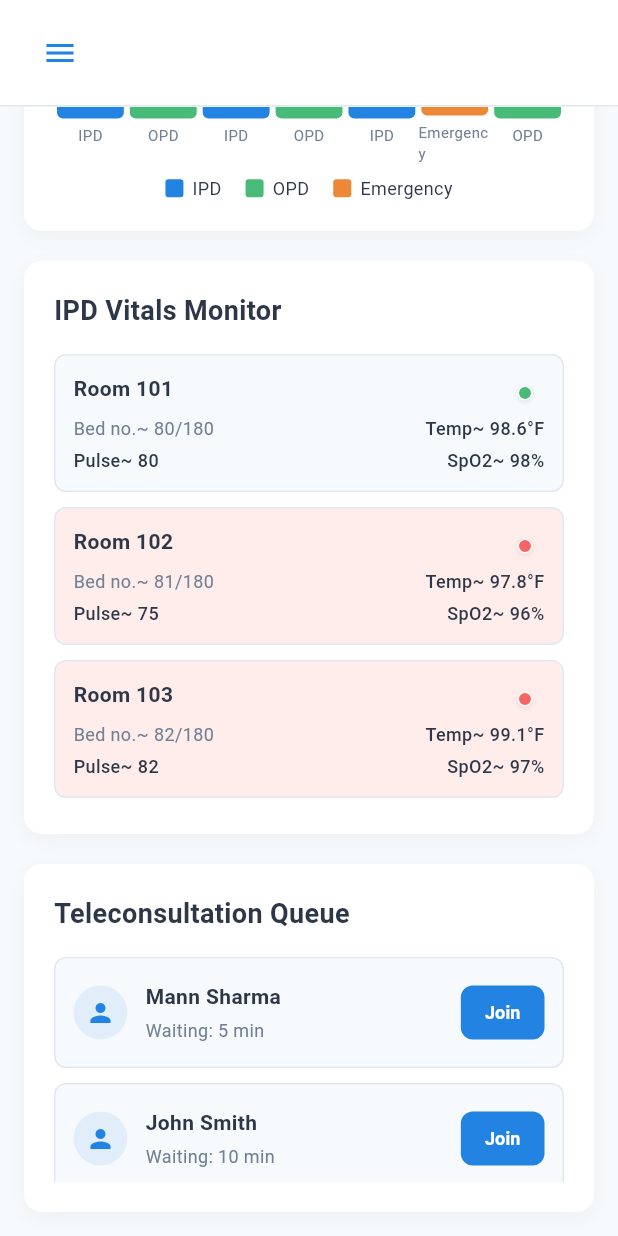
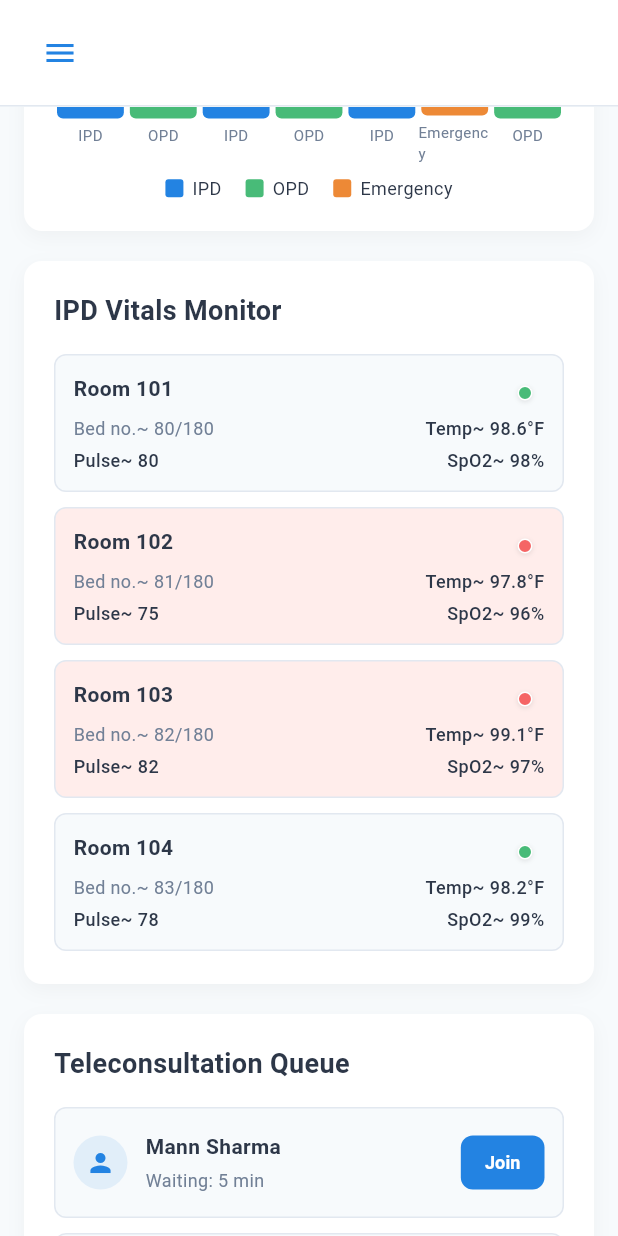
Before and after one commit to harshal9503/HMS---Flutter-, a Flutter app: the DoctorDashboard screen opened by its route, scrolled down 2237 dp, on a phone screen of 412 x 824 dp. Run offline on Flutter 3.47's test engine with Material 3 defaults, Android fonts, the phone set to English and light mode, and no system bars.

Commit message:
MAC 09 JAN

```diff
--- a/lib/screens/doctor/doctor_dashboard.dart
+++ b/lib/screens/doctor/doctor_dashboard.dart
@@ -1105,7 +1105,7 @@ class _DoctorDashboardState extends State<DoctorDashboard> {
 
           // IPD Vitals - Make scrollable
           ConstrainedBox(
-            constraints: const BoxConstraints(maxHeight: 300),
+            constraints: const BoxConstraints(maxHeight: 400),
             child: SingleChildScrollView(
               child: Column(
                 children: [
```
